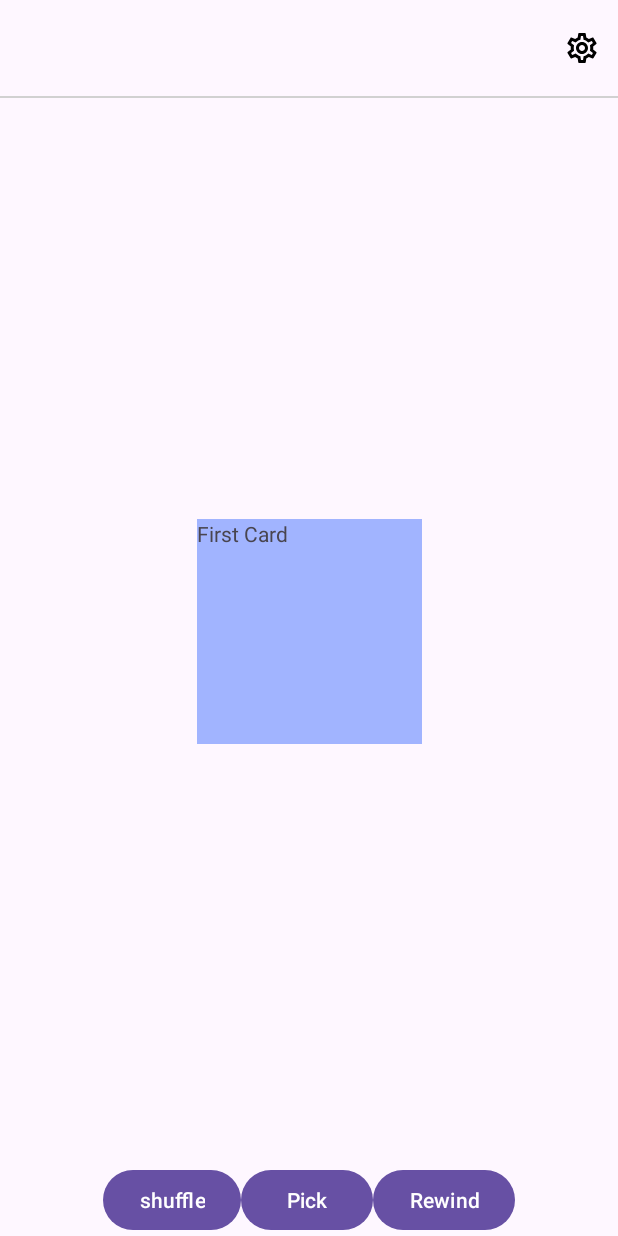
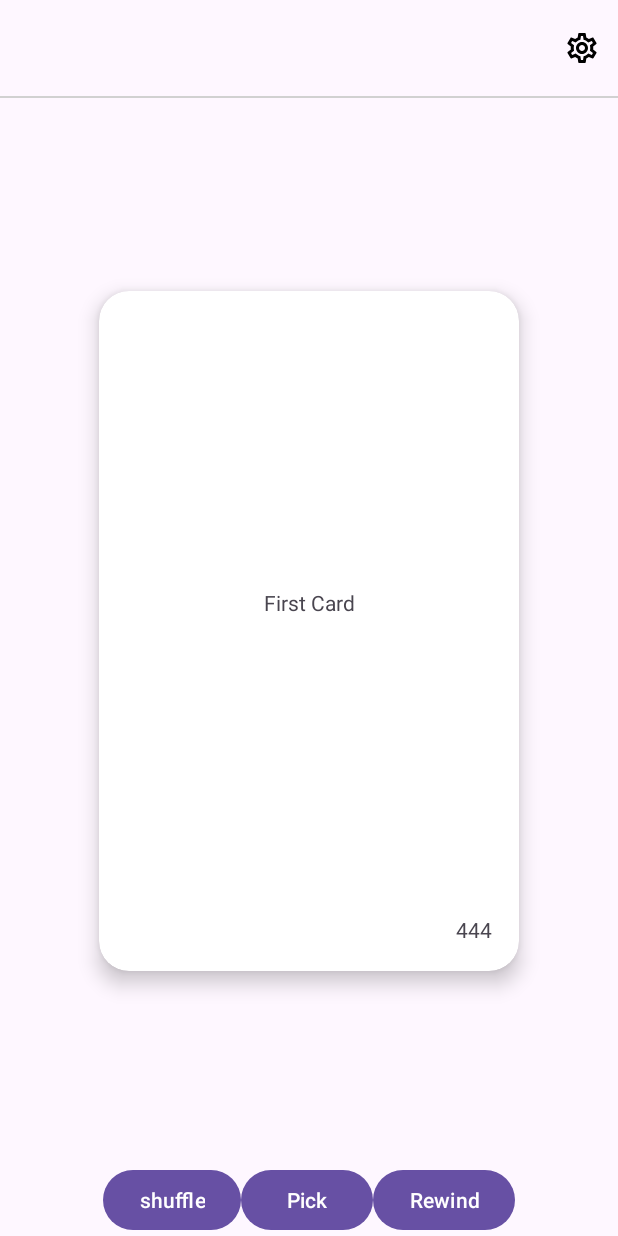
Before and after one commit to HYUNJUNEPARK/GoodIdeaCard, an Android app: the screen it shows after launch (MainActivity), on a phone screen of 412 x 824 dp. Run offline under Robolectric (Android 15) with nearby library versions, the light colour scheme and no system bars; our stand-ins replace Timber.

Commit message:
Design:카드 디자인 추가

```diff
--- a/app/src/main/java/com/aos/goodideacard/features/CardItemAdapter.kt
+++ b/app/src/main/java/com/aos/goodideacard/features/CardItemAdapter.kt
@@ -11,7 +11,8 @@ import com.aos.goodideacard.model.CardItem
 class CardItemAdapter: ListAdapter<CardItem, CardItemAdapter.ViewHolder>(diffUtil) {
     inner class ViewHolder(private val binding: AdapterCardItemBinding): RecyclerView.ViewHolder(binding.root) {
         fun bind(data: CardItem) = with(binding) {
-            testTextView.text = data.content
+            cardViewContent.text = data.content
+            cardViewWhose.text = data.whose
         }
     }
 
--- a/app/src/main/java/com/aos/goodideacard/features/goodidea/GoodIdeaFragment.kt
+++ b/app/src/main/java/com/aos/goodideacard/features/goodidea/GoodIdeaFragment.kt
@@ -65,7 +65,7 @@ class GoodIdeaFragment : BaseFragment() {
         viewModel.goodIdeaList.observe(viewLifecycleOwner) { goodIdeas ->
             Timber.d("submit goodIdeas: $goodIdeas /// ${viewModel.cardPosition}")
             cardItemAdapter.submitList(goodIdeas)
-            binding.cardStackView.scrollToPosition(viewModel.cardPosition ?: 1)
+            binding.cardStackView.scrollToPosition(viewModel.cardPosition ?: 0)
         }
     }
 
@@ -107,7 +107,7 @@ class GoodIdeaFragment : BaseFragment() {
             }
         ).apply {
             setStackFrom(StackFrom.Top)
-            setVisibleCount(5)
+            setVisibleCount(3)
             setTranslationInterval(4.0f) //4dp cf. default 8dp
         }
 
--- a/app/src/main/java/com/aos/goodideacard/features/goodidea/GoodIdeaViewModel.kt
+++ b/app/src/main/java/com/aos/goodideacard/features/goodidea/GoodIdeaViewModel.kt
@@ -25,8 +25,10 @@ class GoodIdeaViewModel : BaseViewModel() {
         val cardSet = listOf(
             CardItem(
                 id = 1,
-                content = "Last Card",
-                whose = "111"
+                content = "Lorem ipsum dolor sit amet, consectetur adipiscing elit, sed do eiusmod tempor incididunt ut labore et dolore magna aliqua. A erat nam at lectus urna duis. Sed blandit libero volutpat sed cras ornare arcu dui. Sed adipiscing diam donec adipiscing tristique risus nec feugiat. Dui faucibus in ornare quam viverra orci sagittis eu. Duis tristique sollicitudin nibh sit amet commodo. Venenatis a condimentum vitae sapien pellentesque. Auctor neque vitae tempus quam pellentesque nec nam aliquam. Pellentesque nec nam aliquam sem et tortor consequat id. Sed euismod nisi porta lorem mollis aliquam ut.\n" +
+                        "\n" +
+                        "Eget aliquet nibh praesent tristique magna sit amet purus gravida. In hac habitasse platea dictumst. Accumsan sit amet nulla facilisi. Nunc eget lorem dolor sed. Aenean pharetra magna ac placerat vestibulum lectus mauris ultrices eros. Mauris rhoncus aenean vel elit scelerisque mauris pellentesque pulvinar. Eget nullam non nisi est sit amet facilisis magna etiam. Sit amet consectetur adipiscing elit ut. Risus feugiat in ante metus dictum at. Neque ornare aenean euismod elementum nisi quis eleifend. Pellentesque nec nam aliquam sem et. Condimentum id venenatis a condimentum.",
+                whose = "Lorem Ipsum Generator Lorem Ipsum Generator"
             ),
             CardItem(
                 id = 2,
@@ -83,8 +85,10 @@ class GoodIdeaViewModel : BaseViewModel() {
         val shuffleCardSet = listOf(
             CardItem(
                 id = 1,
-                content = "Last Card",
-                whose = "111"
+                content = "Lorem ipsum dolor sit amet, consectetur adipiscing elit, sed do eiusmod tempor incididunt ut labore et dolore magna aliqua. A erat nam at lectus urna duis. Sed blandit libero volutpat sed cras ornare arcu dui. Sed adipiscing diam donec adipiscing tristique risus nec feugiat. Dui faucibus in ornare quam viverra orci sagittis eu. Duis tristique sollicitudin nibh sit amet commodo. Venenatis a condimentum vitae sapien pellentesque. Auctor neque vitae tempus quam pellentesque nec nam aliquam. Pellentesque nec nam aliquam sem et tortor consequat id. Sed euismod nisi porta lorem mollis aliquam ut.\n" +
+                        "\n" +
+                        "Eget aliquet nibh praesent tristique magna sit amet purus gravida. In hac habitasse platea dictumst. Accumsan sit amet nulla facilisi. Nunc eget lorem dolor sed. Aenean pharetra magna ac placerat vestibulum lectus mauris ultrices eros. Mauris rhoncus aenean vel elit scelerisque mauris pellentesque pulvinar. Eget nullam non nisi est sit amet facilisis magna etiam. Sit amet consectetur adipiscing elit ut. Risus feugiat in ante metus dictum at. Neque ornare aenean euismod elementum nisi quis eleifend. Pellentesque nec nam aliquam sem et. Condimentum id venenatis a condimentum.",
+                whose = "Lorem Ipsum Generator Lorem Ipsum Generator"
             ),
             CardItem(
                 id = 2,
--- a/app/src/main/res/layout/adapter_card_item.xml
+++ b/app/src/main/res/layout/adapter_card_item.xml
@@ -1,17 +1,52 @@
 <?xml version="1.0" encoding="utf-8"?>
 <androidx.constraintlayout.widget.ConstraintLayout xmlns:android="http://schemas.android.com/apk/res/android"
     xmlns:app="http://schemas.android.com/apk/res-auto"
+    xmlns:tools="http://schemas.android.com/tools"
     android:layout_width="match_parent"
     android:layout_height="match_parent">
 
-    <TextView
-        android:id="@+id/testTextView"
-        android:layout_width="150dp"
-        android:layout_height="150dp"
+    <androidx.cardview.widget.CardView
+        android:layout_width="280dp"
+        android:layout_height="453dp"
         android:background="@color/app_theme"
+        app:cardCornerRadius="20dp"
+        app:cardElevation="8dp"
         app:layout_constraintBottom_toBottomOf="parent"
         app:layout_constraintEnd_toEndOf="parent"
         app:layout_constraintStart_toStartOf="parent"
-        app:layout_constraintTop_toTopOf="parent" />
+        app:layout_constraintTop_toTopOf="parent">
+
+        <androidx.constraintlayout.widget.ConstraintLayout
+            android:layout_width="match_parent"
+            android:layout_height="match_parent"
+            android:padding="18dp">
+
+            <TextView
+                android:id="@+id/card_view_content"
+                android:layout_width="0dp"
+                android:layout_height="0dp"
+                android:ellipsize="end"
+                android:maxLines="10"
+                android:gravity="center"
+                android:layout_marginBottom="18dp"
+                app:layout_constraintBottom_toTopOf="@id/card_view_whose"
+                app:layout_constraintEnd_toEndOf="parent"
+                app:layout_constraintStart_toStartOf="parent"
+                app:layout_constraintTop_toTopOf="parent"
+                tools:text="@string/sample_test_1" />
+
+            <TextView
+                android:id="@+id/card_view_whose"
+                android:layout_width="0dp"
+                android:layout_height="wrap_content"
+                android:ellipsize="end"
+                android:gravity="end"
+                android:maxLines="2"
+                app:layout_constraintBottom_toBottomOf="parent"
+                app:layout_constraintEnd_toEndOf="parent"
+                app:layout_constraintStart_toStartOf="parent"
+                tools:text="@string/sample_text_2" />
+        </androidx.constraintlayout.widget.ConstraintLayout>
+    </androidx.cardview.widget.CardView>
 
 </androidx.constraintlayout.widget.ConstraintLayout>
--- a/app/src/main/res/layout/fragment_good_idea.xml
+++ b/app/src/main/res/layout/fragment_good_idea.xml
@@ -38,11 +38,11 @@
         android:id="@+id/card_stack_view"
         android:layout_width="0dp"
         android:layout_height="0dp"
-        tools:background="@color/gray_d1d1d1"
         app:layout_constraintBottom_toTopOf="@id/button_layout"
         app:layout_constraintEnd_toEndOf="parent"
         app:layout_constraintStart_toStartOf="parent"
-        app:layout_constraintTop_toBottomOf="@id/toolbar_underline" />
+        app:layout_constraintTop_toBottomOf="@id/toolbar_underline"
+        tools:background="@color/gray_d1d1d1" />
 
     <LinearLayout
         android:id="@+id/button_layout"
--- a/app/src/main/res/values-night/themes.xml
+++ b/app/src/main/res/values-night/themes.xml
@@ -3,5 +3,10 @@
     <style name="Base.Theme.GoodIdeaCard" parent="Theme.Material3.DayNight.NoActionBar">
         <!-- Customize your dark theme here. -->
         <!-- <item name="colorPrimary">@color/my_dark_primary</item> -->
+
+        <!-- Status bar color. -->
+        <item name="android:statusBarColor">@color/app_theme</item>
+        <!-- Customize your theme here. -->
+        <item name="android:windowLightStatusBar">false</item>
     </style>
 </resources>
--- a/app/src/main/res/values/strings.xml
+++ b/app/src/main/res/values/strings.xml
@@ -8,4 +8,8 @@
 
     <!--msg-->
     <string name="msg_app_close_msg">\'뒤로\' 버튼을 한번 더 누르시면 종료됩니다.</string>
+    <string name="sample_test_1">Lorem ipsum dolor sit amet, consectetur adipiscing elit, sed do eiusmod tempor incididunt ut labore et dolore magna aliqua. A erat nam at lectus urna duis. Sed blandit libero volutpat sed cras ornare arcu dui. Sed adipiscing diam donec adipiscing tristique risus nec feugiat. Dui faucibus in ornare quam viverra orci sagittis eu. Duis tristique sollicitudin nibh sit amet commodo. Venenatis a condimentum vitae sapien pellentesque. Auctor neque vitae tempus quam pellentesque nec nam aliquam. Pellentesque nec nam aliquam sem et tortor consequat id. Sed euismod nisi porta lorem mollis aliquam ut.
+
+Eget aliquet nibh praesent tristique magna sit amet purus gravida. In hac habitasse platea dictumst. Accumsan sit amet nulla facilisi. Nunc eget lorem dolor sed. Aenean pharetra magna ac placerat vestibulum lectus mauris ultrices eros. Mauris rhoncus aenean vel elit scelerisque mauris pellentesque pulvinar. Eget nullam non nisi est sit amet facilisis magna etiam. Sit amet consectetur adipiscing elit ut. Risus feugiat in ante metus dictum at. Neque ornare aenean euismod elementum nisi quis eleifend. Pellentesque nec nam aliquam sem et. Condimentum id venenatis a condimentum.</string>
+    <string name="sample_text_2">Lorem Ipsum Generator Lorem Ipsum Generator</string>
 </resources>
--- a/app/src/main/res/values/themes.xml
+++ b/app/src/main/res/values/themes.xml
@@ -3,6 +3,11 @@
     <style name="Base.Theme.GoodIdeaCard" parent="Theme.Material3.DayNight.NoActionBar">
         <!-- Customize your light theme here. -->
         <!-- <item name="colorPrimary">@color/my_light_primary</item> -->
+
+        <!-- Status bar color. -->
+        <item name="android:statusBarColor">@color/app_theme</item>
+        <!-- Customize your theme here. -->
+        <item name="android:windowLightStatusBar">true</item>
     </style>
 
     <style name="Theme.GoodIdeaCard" parent="Base.Theme.GoodIdeaCard" />
```
